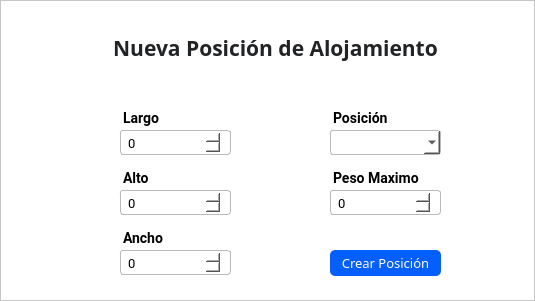
juanignaciocansillieri/bullsoft, file Interfaces/main/Ui/posiciones_alojamiento.ui: the form before one commit.
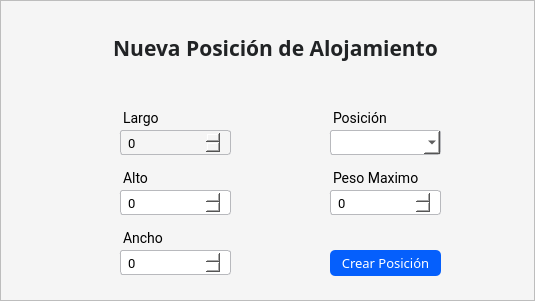
The form after the commit.

What changed in the file:
```diff
--- a/Interfaces/main/Ui/posiciones_alojamiento.ui
+++ b/Interfaces/main/Ui/posiciones_alojamiento.ui
@@ -45,8 +45,7 @@
        </size>
       </property>
       <property name="styleSheet">
-       <string notr="true">background: #fff;
-</string>
+       <string notr="true">background: #f5f5f5</string>
       </property>
       <property name="frameShape">
        <enum>QFrame::StyledPanel</enum>
@@ -64,7 +63,7 @@
         </rect>
        </property>
        <property name="styleSheet">
-        <string notr="true">background-color: #fff;
+        <string notr="true">background: #f5f5f5;
 border-radius: 3px;
 padding: 4 5px;
 color: rgb(0, 0, 0);
@@ -95,8 +94,6 @@
         <font>
          <family>Roboto</family>
          <pointsize>-1</pointsize>
-         <weight>75</weight>
-         <bold>true</bold>
         </font>
        </property>
        <property name="styleSheet">
@@ -265,8 +262,6 @@
         <font>
          <family>Roboto</family>
          <pointsize>-1</pointsize>
-         <weight>75</weight>
-         <bold>true</bold>
         </font>
        </property>
        <property name="styleSheet">
@@ -294,8 +289,6 @@
         <font>
          <family>Roboto</family>
          <pointsize>-1</pointsize>
-         <weight>75</weight>
-         <bold>true</bold>
         </font>
        </property>
        <property name="styleSheet">
@@ -323,8 +316,6 @@
         <font>
          <family>Roboto</family>
          <pointsize>-1</pointsize>
-         <weight>75</weight>
-         <bold>true</bold>
         </font>
        </property>
        <property name="styleSheet">
@@ -352,8 +343,6 @@
         <font>
          <family>Roboto</family>
          <pointsize>-1</pointsize>
-         <weight>75</weight>
-         <bold>true</bold>
         </font>
        </property>
        <property name="styleSheet">
```
